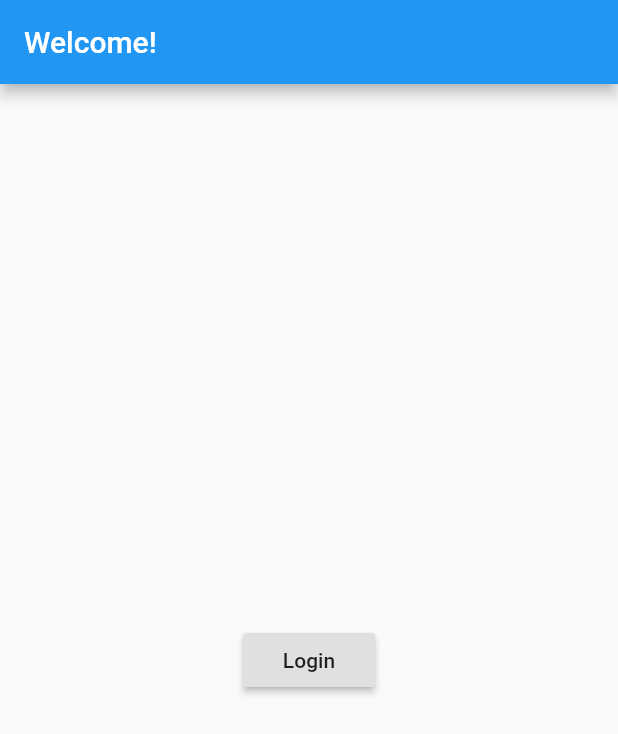
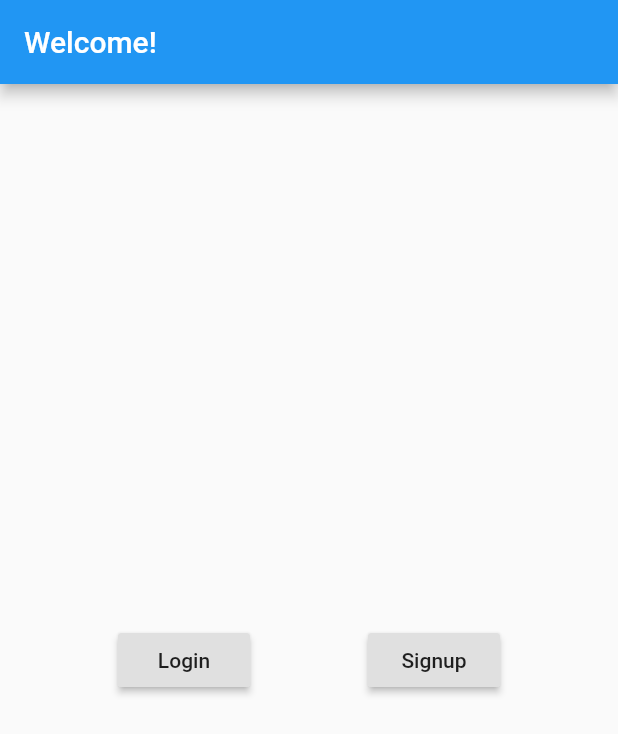
Before and after one commit to gegobyte/provider-demo, a Flutter app: the screen it shows after launch, on a phone screen of 412 x 824 dp. Shown: the top 734 px of the screen. Run offline on Flutter 3.47's test engine with Material 2 defaults, Android fonts, the phone set to English and light mode, and no system bars.

Commit message:
minor changes

```diff
--- a/lib/main.dart
+++ b/lib/main.dart
@@ -31,6 +31,7 @@ class MyApp extends StatelessWidget {
         ),
         routes: {
           LoginScreen.routeName: (ctx) => LoginScreen(),
+          HomeScreen.routeName: (ctx) => HomeScreen(),
         },
       ),
     );
--- a/lib/screens/home_screen.dart
+++ b/lib/screens/home_screen.dart
@@ -4,6 +4,9 @@ import 'package:provider/provider.dart';
 import '../providers/auth.provider.dart';
 
 class HomeScreen extends StatelessWidget {
+
+  static const routeName = '/home';
+
   @override
   Widget build(BuildContext context) {
     return Scaffold(
@@ -13,7 +16,7 @@ class HomeScreen extends StatelessWidget {
       body: Center(
         child: RaisedButton(
           child: Text('Logout'),
-          onPressed: () => Provider.of<Auth>(context).logout(),
+          onPressed: () => Provider.of<Auth>(context, listen: false).logout(),
         ),
       ),
     );
--- a/lib/screens/welcome_screen.dart
+++ b/lib/screens/welcome_screen.dart
@@ -11,11 +11,15 @@ class WelcomeScreen extends StatelessWidget {
       ),
       body: Center(
         child: Row(
-          mainAxisAlignment: MainAxisAlignment.center,
+          mainAxisAlignment: MainAxisAlignment.spaceEvenly,
           children: <Widget>[
             RaisedButton(
               child: Text('Login'),
               onPressed: () => Navigator.of(context).pushReplacementNamed(LoginScreen.routeName),
+            ),
+            RaisedButton(
+              child: Text('Signup'),
+              onPressed: () => print('Signup'),
             ),
           ],
         ),
```
